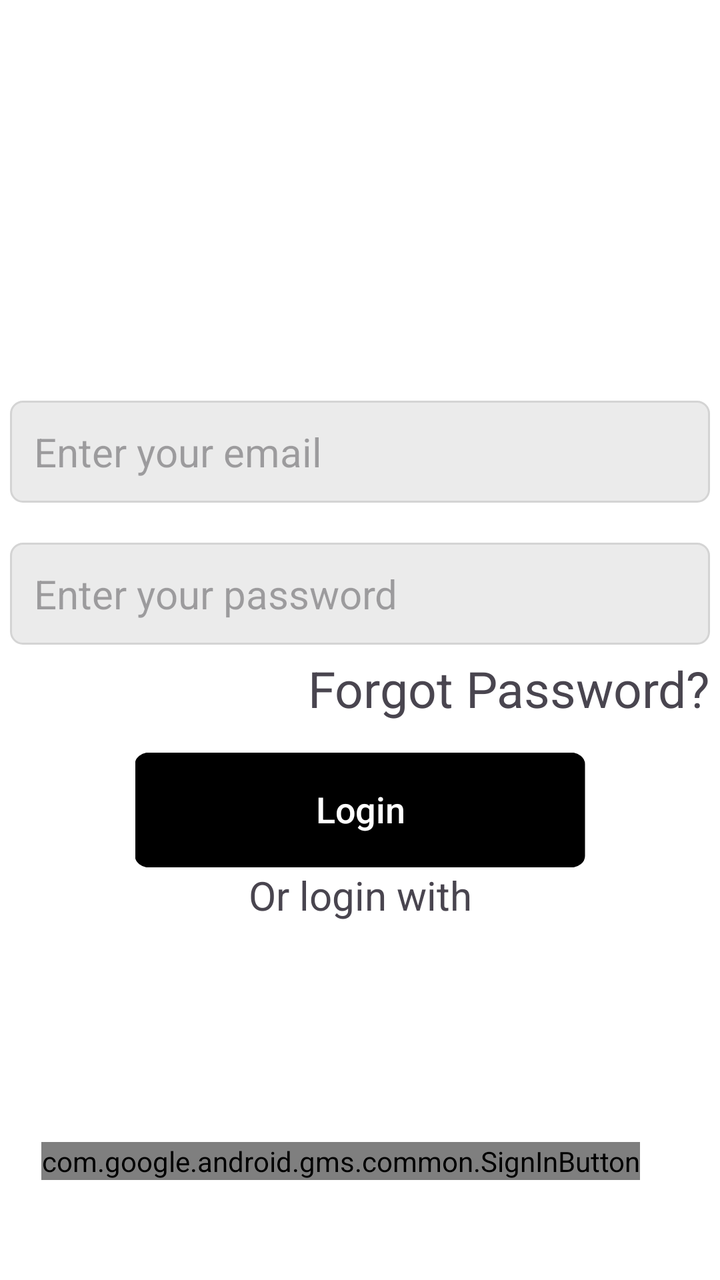
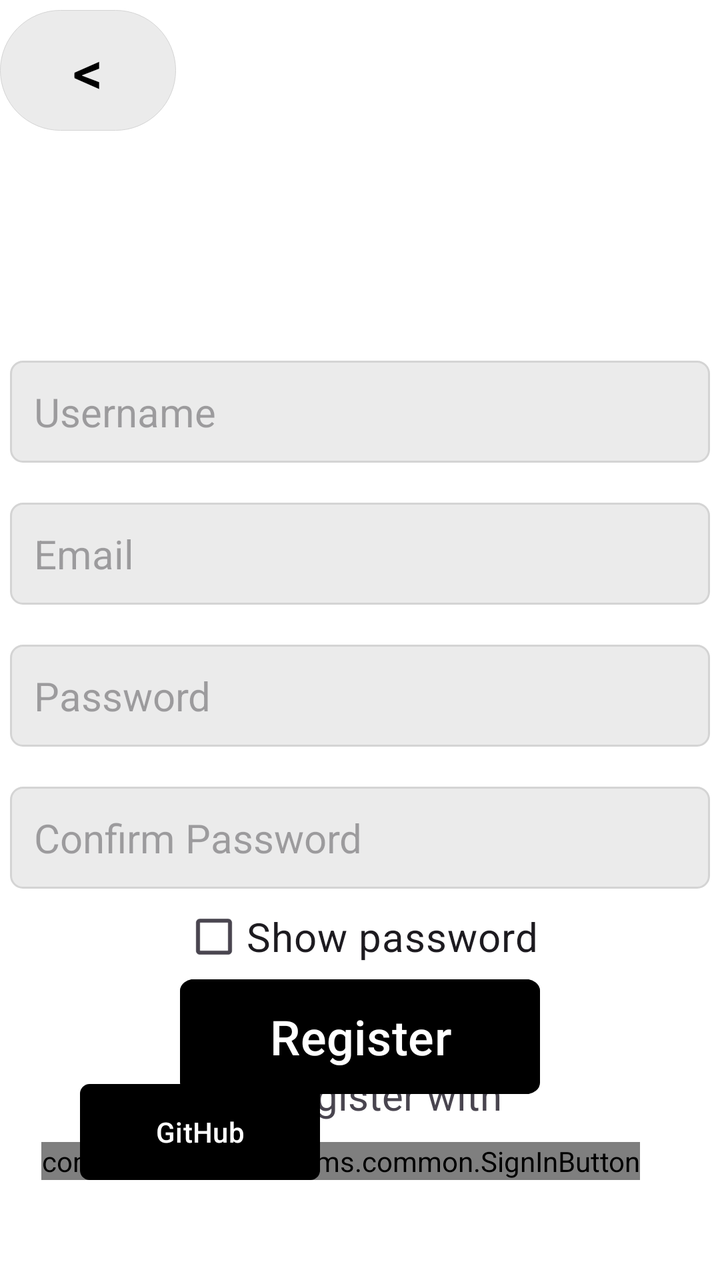

Screens rendered from an Android XML layout before and after an edit, with the pre-edit source and the edit as a unified diff.
<!-- AndroidManifest.xml: application theme Theme.Textron0 -->
<!-- res/layout/activity_login_page.xml -->
<?xml version="1.0" encoding="utf-8"?>
<androidx.constraintlayout.widget.ConstraintLayout xmlns:android="http://schemas.android.com/apk/res/android"
    xmlns:app="http://schemas.android.com/apk/res-auto"
    xmlns:tools="http://schemas.android.com/tools"
    android:id="@+id/main"
    android:layout_width="match_parent"
    android:layout_height="match_parent"
    android:background="#ffffff"
    tools:context=".LoginPage">

    <com.google.android.gms.common.SignInButton
        android:id="@+id/googleSignInButton"
        android:layout_width="wrap_content"
        android:layout_height="wrap_content"
        android:layout_marginBottom="50dp"
        android:layout_marginEnd="40dp"
        app:layout_constraintEnd_toEndOf="parent"
        app:layout_constraintBottom_toBottomOf="parent"

        />

    <ImageView
        android:id="@+id/background_image"
        android:layout_width="0dp"
        android:layout_height="0dp"
        android:contentDescription="@string/background_image"
        android:scaleType="centerCrop"
        android:src="@drawable/green_jog_right"
        android:visibility="gone"
        app:layout_constraintEnd_toEndOf="parent"
        app:layout_constraintStart_toStartOf="parent"
        app:layout_constraintTop_toTopOf="parent"
        app:layout_constraintBottom_toTopOf="@id/blank_space"/>


    <View
        android:id="@+id/blank_space"
        android:layout_width="0dp"
        android:layout_height="200dp"
        android:visibility="gone"
        android:background="@drawable/blank_space_green"
        app:layout_constraintBottom_toBottomOf="parent"
        app:layout_constraintStart_toStartOf="parent"
        app:layout_constraintEnd_toEndOf="parent"/>


    <Button
        android:id="@+id/login_button"
        android:layout_width="wrap_content"
        android:layout_height="wrap_content"
        android:background="@drawable/login_button"
        app:backgroundTint="@color/black"
        android:scaleX="1.5"
        android:scaleY="1.2"
        android:text="@string/login"
        android:textSize="15sp"
        android:textScaleX="0.8"
        android:visibility="gone"
        app:layout_constraintStart_toStartOf="parent"
        app:layout_constraintEnd_toEndOf="parent"
        app:layout_constraintTop_toBottomOf="@id/background_image"/>


    <Button
        android:id="@+id/register_button"
        android:layout_width="wrap_content"
        android:layout_height="wrap_content"
        android:layout_marginTop="16dp"
        android:background="@drawable/login_button"
        android:scaleX="1.5"
        android:scaleY="1.2"
        android:text="@string/register"
        android:textColor="@color/black"
        android:textScaleX="0.8"
        app:backgroundTint="@null"
        android:visibility="gone"
        app:layout_constraintEnd_toEndOf="parent"
        app:layout_constraintStart_toStartOf="parent"
        app:layout_constraintTop_toBottomOf="@id/login_button" />

    <TextView
        android:id="@+id/login_title"
        android:layout_width="wrap_content"
        android:layout_height="wrap_content"
        android:textSize="30sp"
        android:layout_marginTop="100dp"
        android:textAlignment="center"
        android:textStyle="bold"
        app:layout_constraintStart_toStartOf="parent"
        app:layout_constraintTop_toTopOf="parent"
        app:layout_constraintEnd_toEndOf="parent"
        />

    <EditText
        android:id="@+id/login_mail"
        android:layout_width="350dp"
        android:layout_height="wrap_content"
        android:autofillHints="emailAddress"
        android:background="@drawable/edittext_border"
        android:hint="@string/login_mail"
        android:padding="12dp"
        android:textSize="20sp"
        android:layout_marginTop="60dp"
        android:inputType="text"
        app:layout_constraintEnd_toEndOf="parent"
        app:layout_constraintStart_toStartOf="parent"
        app:layout_constraintTop_toBottomOf="@id/login_title" />

    <EditText
        android:id="@+id/login_password"
        android:layout_width="350dp"
        android:layout_height="wrap_content"
        android:background="@drawable/edittext_border"
        android:hint="@string/login_password"
        android:inputType="textPassword"
        android:padding="12dp"
        android:textSize="20sp"
        android:layout_marginTop="20dp"
        android:autofillHints="password"
        app:layout_constraintStart_toStartOf="parent"
        app:layout_constraintEnd_toEndOf="parent"
        app:layout_constraintTop_toBottomOf="@id/login_mail"/>

    <TextView
        android:id="@+id/forgot_pass"
        android:layout_width="wrap_content"
        android:layout_height="wrap_content"
        android:clickable="true"
        android:focusable="true"
        android:text="@string/forgot_password"
        android:textSize="25sp"
        android:layout_marginTop="5dp"
        app:layout_constraintEnd_toEndOf="@id/login_password"
        app:layout_constraintTop_toBottomOf="@id/login_password"
    />

    <TextView
        android:id="@+id/different_login"
        android:layout_width="wrap_content"
        android:layout_height="wrap_content"
        android:text="@string/different_login"
        android:textAlignment="center"
        android:textSize="20sp"
        android:layout_marginTop="5dp"
        app:layout_constraintStart_toStartOf="parent"
        app:layout_constraintEnd_toEndOf="parent"
        app:layout_constraintTop_toBottomOf="@+id/final_login"/>

    <Button
        android:id="@+id/final_login"
        android:layout_width="wrap_content"
        android:layout_height="wrap_content"
        android:background="@drawable/login_button"
        app:backgroundTint="@color/black"
        android:scaleX="1.5"
        android:scaleY="1.2"
        android:text="@string/login"
        android:textSize="15sp"
        android:textScaleX="0.8"
        android:layout_marginTop="20dp"
        app:layout_constraintStart_toStartOf="parent"
        app:layout_constraintEnd_toEndOf="parent"
        app:layout_constraintTop_toBottomOf="@id/forgot_pass"/>

    <EditText
        android:id="@+id/register_username"
        android:layout_width="350dp"
        android:layout_height="wrap_content"
        android:background="@drawable/edittext_border"
        android:hint="@string/username"
        android:padding="12dp"
        android:textSize="20sp"
        android:layout_marginTop="60dp"
        android:visibility="gone"
        android:inputType="text"
        android:autofillHints="name"
        app:layout_constraintEnd_toEndOf="parent"
        app:layout_constraintStart_toStartOf="parent"
        app:layout_constraintTop_toBottomOf="@id/login_title" />

    <EditText
        android:id="@+id/register_mail"
        android:layout_width="350dp"
        android:layout_height="wrap_content"
        android:background="@drawable/edittext_border"
        android:hint="@string/email"
        android:padding="12dp"
        android:textSize="20sp"
        android:layout_marginTop="20dp"
        android:visibility="gone"
        android:inputType="text"
        android:autofillHints="emailAddress"
        app:layout_constraintEnd_toEndOf="parent"
        app:layout_constraintStart_toStartOf="parent"
        app:layout_constraintTop_toBottomOf="@id/register_username" />

    <EditText
        android:id="@+id/register_pass"
        android:layout_width="350dp"
        android:layout_height="wrap_content"
        android:background="@drawable/edittext_border"
        android:hint="@string/password"
        android:padding="12dp"
        android:textSize="20sp"
        android:layout_marginTop="20dp"
        android:inputType="textPassword"
        android:visibility="gone"
        android:autofillHints="password"
        app:layout_constraintEnd_toEndOf="parent"
        app:layout_constraintStart_toStartOf="parent"
        app:layout_constraintTop_toBottomOf="@id/register_mail" />

    <EditText
        android:id="@+id/register_confirm"
        android:layout_width="350dp"
        android:layout_height="wrap_content"
        android:background="@drawable/edittext_border"
        android:hint="@string/confirm_password"
        android:padding="12dp"
        android:textSize="20sp"
        android:layout_marginTop="20dp"
        android:inputType="textPassword"
        android:visibility="gone"
        android:autofillHints="password"
        app:layout_constraintEnd_toEndOf="parent"
        app:layout_constraintStart_toStartOf="parent"
        app:layout_constraintTop_toBottomOf="@id/register_pass" />

    <TextView
        android:id="@+id/different_register"
        android:layout_width="wrap_content"
        android:layout_height="wrap_content"
        android:layout_marginTop="5dp"
        android:text="@string/different_register"
        android:textAlignment="center"
        android:textSize="20sp"
        android:visibility="gone"
        app:layout_constraintEnd_toEndOf="parent"
        app:layout_constraintStart_toStartOf="parent"
        app:layout_constraintTop_toBottomOf="@id/final_register" />

    <Button
        android:id="@+id/back_button"
        android:layout_width="wrap_content"
        android:layout_height="wrap_content"
        android:background="@drawable/back_button"
        android:text="@string/back_button"
        android:textColor="@color/black"
        android:textSize="30sp"
        app:backgroundTint="@null"
        android:layout_marginTop="5dp"
        android:visibility="gone"
        app:layout_constraintStart_toStartOf="parent"
        app:layout_constraintTop_toTopOf="parent"/>

    <Button
        android:id="@+id/final_register"
        android:layout_width="wrap_content"
        android:layout_height="wrap_content"
        android:background="@drawable/login_button"
        android:text="@string/register"
        android:scaleX="1.5"
        android:scaleY="1.2"
        android:textSize="20sp"
        android:textScaleX="0.8"
        android:layout_marginTop="20dp"
        app:backgroundTint="@color/black"
        android:visibility="gone"
        app:layout_constraintStart_toStartOf="parent"
        app:layout_constraintEnd_toEndOf="parent"
        app:layout_constraintTop_toBottomOf="@id/register_confirm"/>


</androidx.constraintlayout.widget.ConstraintLayout>
<!-- resources referenced by this layout -->
<resources>
  <color name="black">#FF000000</color>
  <!-- drawable back_button (drawable) -->
  <?xml version="1.0" encoding="utf-8"?>
  <shape
      xmlns:android="http://schemas.android.com/apk/res/android"
      android:shape="rectangle">
      <corners
          android:radius="50dp"/>
  
      <solid
          android:color="#EBEBEB"/>
  
      <size
          android:width="5dp"
          android:height="5dp"/>
  
      <stroke
          android:width="1px"
          android:color="#D4D4D4"/>
  
  
  </shape>
  <!-- drawable blank_space_green: jpg bitmap (drawable, 50240 bytes) -->
  <!-- drawable edittext_border (drawable) -->
  <shape xmlns:android="http://schemas.android.com/apk/res/android">
  
      <solid
          android:color="#EBEBEB" />
  
      <corners
          android:radius="6dp" />
  
      <stroke
          android:width="1dp"
          android:color="#D4D4D4" />
  </shape>
  <!-- drawable green_jog_right: jpg bitmap (drawable, 231428 bytes) -->
  <!-- drawable login_button (drawable) -->
  <?xml version="1.0" encoding="utf-8"?>
  <shape
      xmlns:android="http://schemas.android.com/apk/res/android"
      android:shape="rectangle">
  
      <corners
          android:radius="4dp"/>
  
      <solid
          android:color="@color/white"/>
  
      <size
          android:width="150dp"
          android:height="40dp"/>
  
  
      <stroke
          android:width="5px"
          android:color="@color/black"/>
  </shape>
  <string name="back_button">&lt;</string>
  <string name="background_image">Man Running</string>
  <string name="confirm_password">Confirm Password</string>
  <string name="different_login">Or login with</string>
  <string name="different_register">Or Register with</string>
  <string name="email">Email</string>
  <string name="forgot_password">Forgot Password?</string>
  <string name="login">Login</string>
  <string name="login_mail">Enter your email</string>
  <string name="login_password">Enter your password</string>
  <string name="password">Password</string>
  <string name="register">Register</string>
  <string name="username">Username</string>
  <style name="Theme.Textron0" parent="Base.Theme.Textron0" />
  <color name="white">#FFFFFFFF</color>
  <style name="Base.Theme.Textron0" parent="Theme.Material3.DayNight.NoActionBar">
          
          
      </style>
</resources>

<!-- the commit's change to res/layout/activity_login_page.xml (unified diff, before → after) -->
@@ -102,6 +102,7 @@
         android:textSize="20sp"
         android:layout_marginTop="60dp"
         android:inputType="text"
+        android:visibility="gone"
         app:layout_constraintEnd_toEndOf="parent"
         app:layout_constraintStart_toStartOf="parent"
         app:layout_constraintTop_toBottomOf="@id/login_title" />
@@ -117,6 +118,7 @@
         android:textSize="20sp"
         android:layout_marginTop="20dp"
         android:autofillHints="password"
+        android:visibility="gone"
         app:layout_constraintStart_toStartOf="parent"
         app:layout_constraintEnd_toEndOf="parent"
         app:layout_constraintTop_toBottomOf="@id/login_mail"/>
@@ -127,9 +129,10 @@
         android:layout_height="wrap_content"
         android:clickable="true"
         android:focusable="true"
-        android:text="@string/forgot_password"
-        android:textSize="25sp"
-        android:layout_marginTop="5dp"
+        android:text=""
+        android:textSize="20sp"
+        android:layout_marginTop="10dp"
+        android:visibility="gone"
         app:layout_constraintEnd_toEndOf="@id/login_password"
         app:layout_constraintTop_toBottomOf="@id/login_password"
     />
@@ -141,10 +144,11 @@
         android:text="@string/different_login"
         android:textAlignment="center"
         android:textSize="20sp"
-        android:layout_marginTop="5dp"
-        app:layout_constraintStart_toStartOf="parent"
-        app:layout_constraintEnd_toEndOf="parent"
-        app:layout_constraintTop_toBottomOf="@+id/final_login"/>
+        android:layout_marginBottom="10dp"
+        android:visibility="gone"
+        app:layout_constraintStart_toStartOf="parent"
+        app:layout_constraintEnd_toEndOf="parent"
+        app:layout_constraintBottom_toTopOf="@id/googleSignInButton"/>
 
     <Button
         android:id="@+id/final_login"
@@ -158,6 +162,7 @@
         android:textSize="15sp"
         android:textScaleX="0.8"
         android:layout_marginTop="20dp"
+        android:visibility="gone"
         app:layout_constraintStart_toStartOf="parent"
         app:layout_constraintEnd_toEndOf="parent"
         app:layout_constraintTop_toBottomOf="@id/forgot_pass"/>
@@ -170,8 +175,8 @@
         android:hint="@string/username"
         android:padding="12dp"
         android:textSize="20sp"
-        android:layout_marginTop="60dp"
-        android:visibility="gone"
+        android:layout_marginTop="40dp"
+
         android:inputType="text"
         android:autofillHints="name"
         app:layout_constraintEnd_toEndOf="parent"
@@ -187,7 +192,7 @@
         android:padding="12dp"
         android:textSize="20sp"
         android:layout_marginTop="20dp"
-        android:visibility="gone"
+
         android:inputType="text"
         android:autofillHints="emailAddress"
         app:layout_constraintEnd_toEndOf="parent"
@@ -204,7 +209,7 @@
         android:textSize="20sp"
         android:layout_marginTop="20dp"
         android:inputType="textPassword"
-        android:visibility="gone"
+
         android:autofillHints="password"
         app:layout_constraintEnd_toEndOf="parent"
         app:layout_constraintStart_toStartOf="parent"
@@ -220,7 +225,7 @@
         android:textSize="20sp"
         android:layout_marginTop="20dp"
         android:inputType="textPassword"
-        android:visibility="gone"
+
         android:autofillHints="password"
         app:layout_constraintEnd_toEndOf="parent"
         app:layout_constraintStart_toStartOf="parent"
@@ -234,10 +239,11 @@
         android:text="@string/different_register"
         android:textAlignment="center"
         android:textSize="20sp"
-        android:visibility="gone"
-        app:layout_constraintEnd_toEndOf="parent"
-        app:layout_constraintStart_toStartOf="parent"
-        app:layout_constraintTop_toBottomOf="@id/final_register" />
+        android:layout_marginBottom="10dp"
+
+        app:layout_constraintEnd_toEndOf="parent"
+        app:layout_constraintStart_toStartOf="parent"
+        app:layout_constraintBottom_toTopOf="@id/googleSignInButton" />
 
     <Button
         android:id="@+id/back_button"
@@ -249,7 +255,7 @@
         android:textSize="30sp"
         app:backgroundTint="@null"
         android:layout_marginTop="5dp"
-        android:visibility="gone"
+
         app:layout_constraintStart_toStartOf="parent"
         app:layout_constraintTop_toTopOf="parent"/>
 
@@ -263,12 +269,46 @@
         android:scaleY="1.2"
         android:textSize="20sp"
         android:textScaleX="0.8"
-        android:layout_marginTop="20dp"
+        android:layout_marginTop="50dp"
         app:backgroundTint="@color/black"
-        android:visibility="gone"
+
         app:layout_constraintStart_toStartOf="parent"
         app:layout_constraintEnd_toEndOf="parent"
         app:layout_constraintTop_toBottomOf="@id/register_confirm"/>
 
+    <CheckBox
+        android:id="@+id/login_show"
+        android:layout_width="wrap_content"
+        android:layout_height="wrap_content"
+        android:text="@string/show_password"
+        android:textSize="20sp"
+        android:visibility="gone"
+        app:layout_constraintEnd_toStartOf="@id/forgot_pass"
+        app:layout_constraintStart_toStartOf="@id/login_password"
+        app:layout_constraintTop_toBottomOf="@id/login_password"/>
+
+    <CheckBox
+        android:id="@+id/register_show"
+        android:layout_width="wrap_content"
+        android:layout_height="wrap_content"
+        android:text="@string/show_password"
+        android:textSize="20sp"
+        app:layout_constraintEnd_toEndOf="@id/register_confirm"
+        app:layout_constraintStart_toStartOf="@id/register_confirm"
+        app:layout_constraintTop_toBottomOf="@id/register_confirm"/>
+
+    <Button
+        android:id="@+id/btnGithubLogin"
+        android:layout_width="wrap_content"
+        android:layout_height="wrap_content"
+        android:layout_centerInParent="true"
+        android:layout_marginStart="40dp"
+        android:layout_marginBottom="50dp"
+        android:background="@drawable/login_button"
+        android:text="GitHub"
+        app:backgroundTint="@color/black"
+        app:layout_constraintBottom_toBottomOf="parent"
+        app:layout_constraintStart_toStartOf="parent" />
+
 
 </androidx.constraintlayout.widget.ConstraintLayout>
<!-- resource entries referenced after the edit -->
@@ -50,8 +50,8 @@
           android:color="@color/white"/>
   
       <size
-          android:width="150dp"
-          android:height="40dp"/>
+          android:width="120dp"
+          android:height="25dp"/>
   
   
       <stroke
@@ -64,12 +64,12 @@
   <string name="different_login">Or login with</string>
   <string name="different_register">Or Register with</string>
   <string name="email">Email</string>
-  <string name="forgot_password">Forgot Password?</string>
   <string name="login">Login</string>
   <string name="login_mail">Enter your email</string>
   <string name="login_password">Enter your password</string>
   <string name="password">Password</string>
   <string name="register">Register</string>
+  <string name="show_password">Show password</string>
   <string name="username">Username</string>
   <style name="Theme.Textron0" parent="Base.Theme.Textron0" />
   <color name="white">#FFFFFFFF</color>
